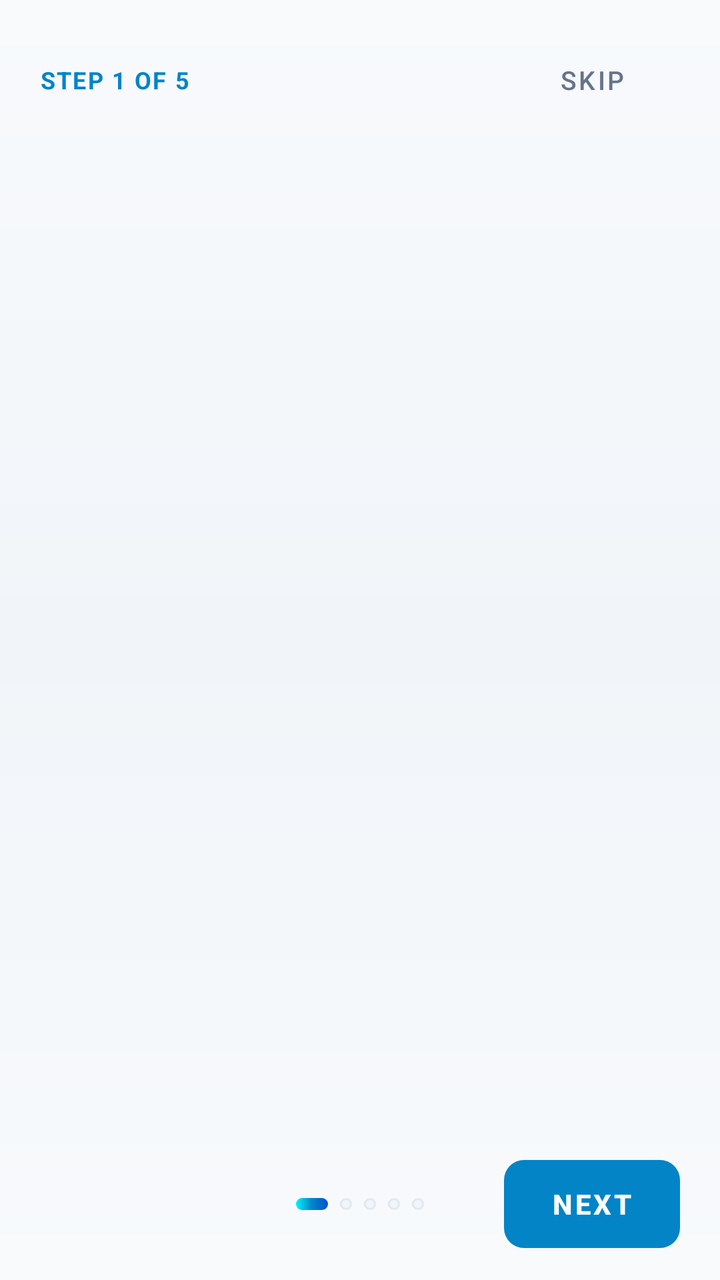
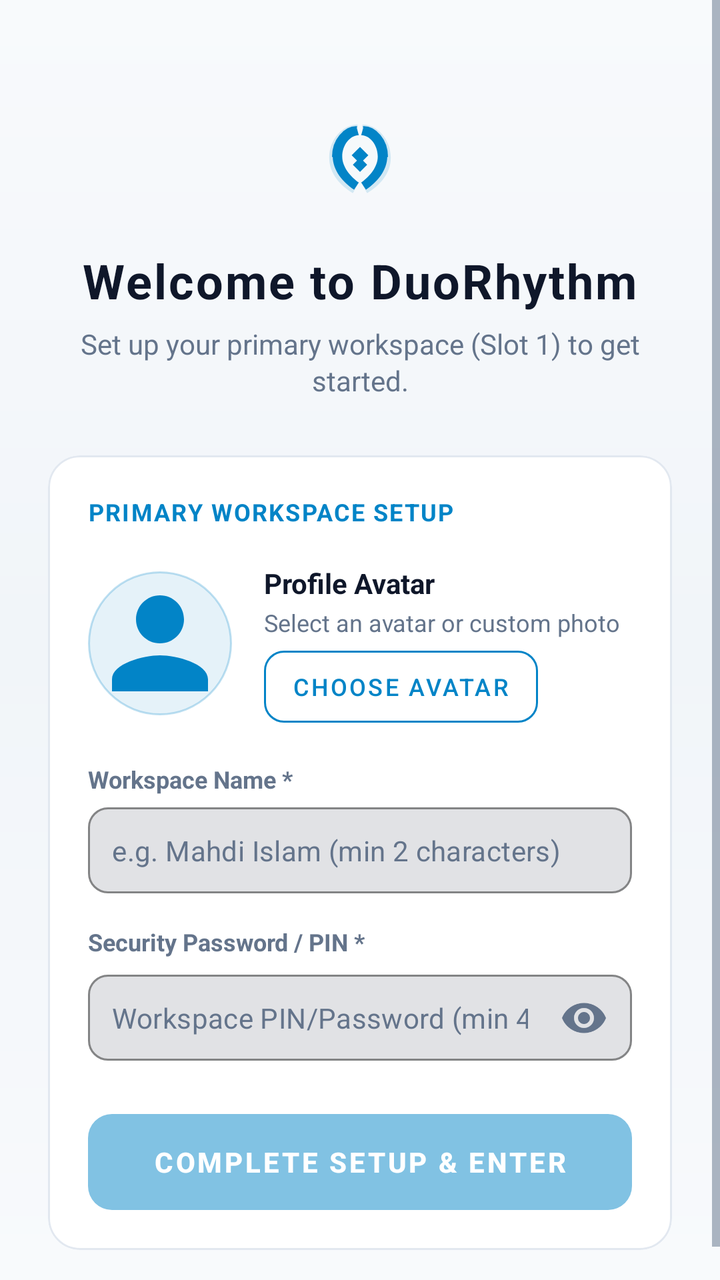

Before-and-after screenshots of an Android layout around one commit, followed by the original layout XML and the change that was made.
<!-- AndroidManifest.xml: application theme Theme.LifeSync -->
<!-- res/layout/activity_onboarding.xml -->
<?xml version="1.0" encoding="utf-8"?>
<LinearLayout xmlns:android="http://schemas.android.com/apk/res/android"
    xmlns:app="http://schemas.android.com/apk/res-auto"
    android:id="@+id/rootOnboarding"
    android:layout_width="match_parent"
    android:layout_height="match_parent"
    android:background="@drawable/bg_ambient_canvas"
    android:orientation="vertical">

    
    <LinearLayout
        android:id="@+id/headerOnboarding"
        android:layout_width="match_parent"
        android:layout_height="wrap_content"
        android:gravity="center_vertical"
        android:paddingHorizontal="20dp"
        android:paddingTop="16dp"
        android:paddingBottom="8dp">

        <TextView
            android:id="@+id/tvOnboardingStep"
            android:layout_width="0dp"
            android:layout_height="wrap_content"
            android:layout_weight="1"
            android:letterSpacing="0.06"
            android:text="STEP 1 OF 5"
            android:textColor="@color/primary"
            android:textSize="12sp"
            android:textStyle="bold" />

        <com.google.android.material.button.MaterialButton
            android:id="@+id/btnOnboardingSkip"
            style="@style/Widget.MaterialComponents.Button.TextButton"
            android:layout_width="wrap_content"
            android:layout_height="wrap_content"
            android:insetTop="0dp"
            android:insetBottom="0dp"
            android:text="Skip"
            android:textColor="@color/text_secondary"
            android:textSize="13sp" />
    </LinearLayout>

    
    <androidx.viewpager2.widget.ViewPager2
        android:id="@+id/viewPagerOnboarding"
        android:layout_width="match_parent"
        android:layout_height="0dp"
        android:layout_weight="1" />

    
    <LinearLayout
        android:id="@+id/dockOnboarding"
        android:layout_width="match_parent"
        android:layout_height="wrap_content"
        android:gravity="center_vertical"
        android:orientation="horizontal"
        android:paddingHorizontal="20dp"
        android:paddingVertical="16dp">

        <com.google.android.material.button.MaterialButton
            android:id="@+id/btnOnboardingBack"
            style="@style/Widget.MaterialComponents.Button.TextButton"
            android:layout_width="wrap_content"
            android:layout_height="44dp"
            android:insetTop="0dp"
            android:insetBottom="0dp"
            android:text="Back"
            android:textColor="@color/text_secondary"
            android:textSize="14sp"
            android:visibility="invisible" />

        
        <LinearLayout
            android:id="@+id/containerDots"
            android:layout_width="0dp"
            android:layout_height="wrap_content"
            android:layout_weight="1"
            android:gravity="center"
            android:orientation="horizontal">

            <View
                android:id="@+id/dot1"
                android:layout_width="16dp"
                android:layout_height="6dp"
                android:layout_marginHorizontal="3dp"
                android:background="@drawable/bg_ocean_pill_btn" />

            <View
                android:id="@+id/dot2"
                android:layout_width="6dp"
                android:layout_height="6dp"
                android:layout_marginHorizontal="3dp"
                android:background="@drawable/bg_glass_squircle_action" />

            <View
                android:id="@+id/dot3"
                android:layout_width="6dp"
                android:layout_height="6dp"
                android:layout_marginHorizontal="3dp"
                android:background="@drawable/bg_glass_squircle_action" />

            <View
                android:id="@+id/dot4"
                android:layout_width="6dp"
                android:layout_height="6dp"
                android:layout_marginHorizontal="3dp"
                android:background="@drawable/bg_glass_squircle_action" />

            <View
                android:id="@+id/dot5"
                android:layout_width="6dp"
                android:layout_height="6dp"
                android:layout_marginHorizontal="3dp"
                android:background="@drawable/bg_glass_squircle_action" />
        </LinearLayout>

        <com.google.android.material.button.MaterialButton
            android:id="@+id/btnOnboardingNext"
            style="@style/Widget.MaterialComponents.Button.UnelevatedButton"
            android:layout_width="wrap_content"
            android:layout_height="44dp"
            android:insetTop="0dp"
            android:insetBottom="0dp"
            android:paddingHorizontal="20dp"
            android:text="Next"
            android:textColor="@color/white"
            android:textSize="14sp"
            android:textStyle="bold"
            app:backgroundTint="@color/primary"
            app:cornerRadius="10dp" />
    </LinearLayout>

</LinearLayout>
<!-- resources referenced by this layout -->
<resources>
  <color name="primary">#0284C7</color>
  <color name="text_secondary">#64748B</color>
  <color name="white">#FFFFFF</color>
  <!-- drawable bg_ambient_canvas (drawable) -->
  <?xml version="1.0" encoding="utf-8"?>
  <shape xmlns:android="http://schemas.android.com/apk/res/android"
      android:shape="rectangle">
      <gradient
          android:angle="270"
          android:startColor="#F8FAFC"
          android:centerColor="#F1F5F9"
          android:endColor="#F8FAFC"
          android:type="linear" />
  </shape>
  <!-- drawable bg_glass_squircle_action (drawable) -->
  <?xml version="1.0" encoding="utf-8"?>
  <ripple xmlns:android="http://schemas.android.com/apk/res/android"
      android:color="#200284C7">
      <item>
          <shape android:shape="rectangle">
              <corners android:radius="16dp" />
              <solid android:color="@color/surface_variant" />
              <stroke
                  android:width="1dp"
                  android:color="@color/card_stroke" />
          </shape>
      </item>
  </ripple>
  <!-- drawable bg_ocean_pill_btn (drawable) -->
  <?xml version="1.0" encoding="utf-8"?>
  <ripple xmlns:android="http://schemas.android.com/apk/res/android"
      android:color="#40FFFFFF">
      <item>
          <shape android:shape="rectangle">
              <corners android:radius="16dp" />
              <gradient
                  android:angle="0"
                  android:startColor="#00F2FE"
                  android:centerColor="#0284C7"
                  android:endColor="#0052CC" />
          </shape>
      </item>
  </ripple>
  <color name="surface_variant">#F1F5F9</color>
  <color name="card_stroke">#E2E8F0</color>
  <color name="primary_variant">#0369A1</color>
  <color name="on_primary">#FFFFFF</color>
  <color name="secondary">#7C3AED</color>
  <color name="secondary_variant">#6D28D9</color>
  <color name="on_secondary">#FFFFFF</color>
  <color name="surface">#FFFFFF</color>
  <color name="text_primary">#0F172A</color>
  <color name="background">#F8FAFC</color>
  <style name="CardElevationRounded" parent="Widget.MaterialComponents.CardView">
          <item name="cardCornerRadius">22dp</item>
          <item name="cardElevation">2dp</item>
          <item name="strokeWidth">1dp</item>
          <item name="strokeColor">@color/card_stroke</item>
          <item name="cardBackgroundColor">@color/surface_card</item>
      </style>
  <style name="DuoRhythmTextView" parent="android:Widget.TextView">
          <item name="android:lineSpacingExtra">2dp</item>
          <item name="android:fontFamily">sans-serif</item>
          <item name="android:includeFontPadding">true</item>
      </style>
  <style name="DuoRhythmEditText" parent="android:Widget.EditText">
          <item name="android:lineSpacingExtra">2dp</item>
          <item name="android:fontFamily">sans-serif</item>
          <item name="android:includeFontPadding">true</item>
          <item name="android:textColor">@color/text_primary</item>
          <item name="android:textColorHint">@color/text_secondary</item>
      </style>
  <color name="surface_card">#FFFFFF</color>
  <!-- unchanged entries left out for length: 1 -->
</resources>

<!-- the commit's change to res/layout/activity_onboarding.xml (unified diff, before → after) -->
@@ -1,133 +1,297 @@
 <?xml version="1.0" encoding="utf-8"?>
-<LinearLayout xmlns:android="http://schemas.android.com/apk/res/android"
+<ScrollView xmlns:android="http://schemas.android.com/apk/res/android"
     xmlns:app="http://schemas.android.com/apk/res-auto"
     android:id="@+id/rootOnboarding"
     android:layout_width="match_parent"
     android:layout_height="match_parent"
     android:background="@drawable/bg_ambient_canvas"
-    android:orientation="vertical">
-
-    
+    android:fillViewport="true">
+
     <LinearLayout
-        android:id="@+id/headerOnboarding"
         android:layout_width="match_parent"
         android:layout_height="wrap_content"
-        android:gravity="center_vertical"
-        android:paddingHorizontal="20dp"
-        android:paddingTop="16dp"
-        android:paddingBottom="8dp">
+        android:gravity="center_horizontal"
+        android:orientation="vertical"
+        android:paddingHorizontal="24dp"
+        android:paddingVertical="32dp">
+
+        
+        <ImageView
+            android:layout_width="64dp"
+            android:layout_height="64dp"
+            android:layout_marginTop="16dp"
+            android:src="@drawable/ic_launcher_foreground"
+            app:tint="@color/primary" />
 
         <TextView
-            android:id="@+id/tvOnboardingStep"
-            android:layout_width="0dp"
-            android:layout_height="wrap_content"
-            android:layout_weight="1"
-            android:letterSpacing="0.06"
-            android:text="STEP 1 OF 5"
-            android:textColor="@color/primary"
-            android:textSize="12sp"
-            android:textStyle="bold" />
-
-        <com.google.android.material.button.MaterialButton
-            android:id="@+id/btnOnboardingSkip"
-            style="@style/Widget.MaterialComponents.Button.TextButton"
             android:layout_width="wrap_content"
             android:layout_height="wrap_content"
-            android:insetTop="0dp"
-            android:insetBottom="0dp"
-            android:text="Skip"
+            android:layout_marginTop="12dp"
+            android:letterSpacing="0.04"
+            android:text="Welcome to DuoRhythm"
+            android:textColor="@color/text_primary"
+            android:textSize="24sp"
+            android:textStyle="bold" />
+
+        <TextView
+            android:layout_width="wrap_content"
+            android:layout_height="wrap_content"
+            android:layout_marginTop="6dp"
+            android:gravity="center"
+            android:text="Set up your primary workspace (Slot 1) to get started."
             android:textColor="@color/text_secondary"
-            android:textSize="13sp" />
-    </LinearLayout>
-
-    
-    <androidx.viewpager2.widget.ViewPager2
-        android:id="@+id/viewPagerOnboarding"
-        android:layout_width="match_parent"
-        android:layout_height="0dp"
-        android:layout_weight="1" />
-
-    
-    <LinearLayout
-        android:id="@+id/dockOnboarding"
-        android:layout_width="match_parent"
-        android:layout_height="wrap_content"
-        android:gravity="center_vertical"
-        android:orientation="horizontal"
-        android:paddingHorizontal="20dp"
-        android:paddingVertical="16dp">
-
-        <com.google.android.material.button.MaterialButton
-            android:id="@+id/btnOnboardingBack"
-            style="@style/Widget.MaterialComponents.Button.TextButton"
-            android:layout_width="wrap_content"
-            android:layout_height="44dp"
-            android:insetTop="0dp"
-            android:insetBottom="0dp"
-            android:text="Back"
-            android:textColor="@color/text_secondary"
-            android:textSize="14sp"
-            android:visibility="invisible" />
+            android:textSize="14sp" />
+
+        
+        <com.google.android.material.card.MaterialCardView
+            android:layout_width="match_parent"
+            android:layout_height="wrap_content"
+            android:layout_marginTop="28dp"
+            app:cardBackgroundColor="@color/surface_card"
+            app:cardCornerRadius="16dp"
+            app:cardElevation="0dp"
+            app:strokeColor="@color/card_stroke"
+            app:strokeWidth="1dp">
+
+            <LinearLayout
+                android:layout_width="match_parent"
+                android:layout_height="wrap_content"
+                android:orientation="vertical"
+                android:padding="20dp">
+
+                <TextView
+                    android:layout_width="wrap_content"
+                    android:layout_height="wrap_content"
+                    android:letterSpacing="0.06"
+                    android:text="PRIMARY WORKSPACE SETUP"
+                    android:textColor="@color/primary"
+                    android:textSize="12sp"
+                    android:textStyle="bold" />
+
+                
+                <LinearLayout
+                    android:layout_width="match_parent"
+                    android:layout_height="wrap_content"
+                    android:layout_marginTop="18dp"
+                    android:gravity="center_vertical"
+                    android:orientation="horizontal">
+
+                    <FrameLayout
+                        android:layout_width="72dp"
+                        android:layout_height="72dp">
+
+                        <ImageView
+                            android:id="@+id/ivAvatarPreview"
+                            android:layout_width="72dp"
+                            android:layout_height="72dp"
+                            android:background="@drawable/bg_avatar_circle"
+                            android:clickable="true"
+                            android:contentDescription="Avatar Preview"
+                            android:focusable="true"
+                            android:scaleType="centerCrop"
+                            android:src="@drawable/ic_person"
+                            app:tint="@color/neon_cyan" />
+                    </FrameLayout>
+
+                    <LinearLayout
+                        android:layout_width="0dp"
+                        android:layout_height="wrap_content"
+                        android:layout_marginStart="16dp"
+                        android:layout_weight="1"
+                        android:orientation="vertical">
+
+                        <TextView
+                            android:layout_width="wrap_content"
+                            android:layout_height="wrap_content"
+                            android:text="Profile Avatar"
+                            android:textColor="@color/text_primary"
+                            android:textSize="14sp"
+                            android:textStyle="bold" />
+
+                        <TextView
+                            android:layout_width="wrap_content"
+                            android:layout_height="wrap_content"
+                            android:layout_marginTop="2dp"
+                            android:text="Select an avatar or custom photo"
+                            android:textColor="@color/text_secondary"
+                            android:textSize="12sp" />
+
+                        <com.google.android.material.button.MaterialButton
+                            android:id="@+id/btnChooseAvatar"
+                            style="@style/Widget.MaterialComponents.Button.OutlinedButton"
+                            android:layout_width="wrap_content"
+                            android:layout_height="36dp"
+                            android:layout_marginTop="6dp"
+                            android:insetTop="0dp"
+                            android:insetBottom="0dp"
+                            android:paddingHorizontal="14dp"
+                            android:text="Choose Avatar"
+                            android:textColor="@color/primary"
+                            android:textSize="12sp"
+                            app:cornerRadius="10dp"
+                            app:strokeColor="@color/primary"
+                            app:strokeWidth="1dp" />
+                    </LinearLayout>
+                </LinearLayout>
+
+                
+                <TextView
+                    android:layout_width="wrap_content"
+                    android:layout_height="wrap_content"
+                    android:layout_marginTop="20dp"
+                    android:text="Workspace Name *"
+                    android:textColor="@color/text_secondary"
+                    android:textSize="12sp"
+                    android:textStyle="bold" />
+
+                <com.google.android.material.textfield.TextInputLayout
+                    android:layout_width="match_parent"
+                    android:layout_height="wrap_content"
+                    android:layout_marginTop="6dp"
+                    app:boxBackgroundMode="outline"
+                    app:boxCornerRadiusBottomEnd="10dp"
+                    app:boxCornerRadiusBottomStart="10dp"
+                    app:boxCornerRadiusTopEnd="10dp"
+                    app:boxCornerRadiusTopStart="10dp"
+                    app:boxStrokeColor="@color/primary"
+                    app:hintEnabled="false">
+
+                    <com.google.android.material.textfield.TextInputEditText
+                        android:id="@+id/etUserName"
+                        android:layout_width="match_parent"
+                        android:layout_height="wrap_content"
+                        android:hint="e.g. Mahdi Islam (min 2 characters)"
+                        android:imeOptions="actionNext"
+                        android:inputType="textPersonName"
+                        android:padding="12dp"
+                        android:textColor="@color/text_primary"
+                        android:textColorHint="@color/text_secondary"
+                        android:textSize="14sp" />
+                </com.google.android.material.textfield.TextInputLayout>
+
+                
+                <TextView
+                    android:layout_width="wrap_content"
+                    android:layout_height="wrap_content"
+                    android:layout_marginTop="16dp"
+                    android:text="Security Password / PIN *"
+                    android:textColor="@color/text_secondary"
+                    android:textSize="12sp"
+                    android:textStyle="bold" />
+
+                <com.google.android.material.textfield.TextInputLayout
+                    android:layout_width="match_parent"
+                    android:layout_height="wrap_content"
+                    android:layout_marginTop="6dp"
+                    app:boxBackgroundMode="outline"
+                    app:boxCornerRadiusBottomEnd="10dp"
+                    app:boxCornerRadiusBottomStart="10dp"
+                    app:boxCornerRadiusTopEnd="10dp"
+                    app:boxCornerRadiusTopStart="10dp"
+                    app:boxStrokeColor="@color/primary"
+                    app:hintEnabled="false"
+                    app:passwordToggleEnabled="true"
+                    app:passwordToggleTint="@color/text_secondary">
+
+                    <com.google.android.material.textfield.TextInputEditText
+                        android:id="@+id/etUserPassword"
+                        android:layout_width="match_parent"
+                        android:layout_height="wrap_content"
+                        android:hint="Workspace PIN/Password (min 4 characters)"
+                        android:imeOptions="actionDone"
+                        android:inputType="textPassword"
+                        android:padding="12dp"
+                        android:textColor="@color/text_primary"
+                        android:textColorHint="@color/text_secondary"
+                        android:textSize="14sp" />
+                </com.google.android.material.textfield.TextInputLayout>
+
+                
+                <com.google.android.material.button.MaterialButton
+                    android:id="@+id/btnCompleteOnboarding"
+                    style="@style/Widget.MaterialComponents.Button.UnelevatedButton"
+                    android:layout_width="match_parent"
+                    android:layout_height="48dp"
+                    android:layout_marginTop="24dp"
+                    android:alpha="0.5"
+                    android:enabled="false"
+                    android:insetTop="0dp"
+                    android:insetBottom="0dp"
+                    android:text="COMPLETE SETUP &amp; ENTER"
+                    android:textColor="@color/white"
+                    android:textSize="14sp"
+                    android:textStyle="bold"
+                    app:backgroundTint="@color/primary"
+                    app:cornerRadius="12dp" />
+
+            </LinearLayout>
+        </com.google.android.material.card.MaterialCardView>
 
         
         <LinearLayout
-            android:id="@+id/containerDots"
+            android:id="@+id/headerOnboarding"
             android:layout_width="0dp"
-            android:layout_height="wrap_content"
-            android:layout_weight="1"
-            android:gravity="center"
-            android:orientation="horizontal">
+            android:layout_height="0dp"
+            android:visibility="gone">
+
+            <TextView
+                android:id="@+id/tvOnboardingStep"
+                android:layout_width="wrap_content"
+                android:layout_height="wrap_content" />
+
+            <Button
+                android:id="@+id/btnOnboardingSkip"
+                android:layout_width="wrap_content"
+                android:layout_height="wrap_content" />
+        </LinearLayout>
+
+        <androidx.viewpager2.widget.ViewPager2
+            android:id="@+id/viewPagerOnboarding"
+            android:layout_width="0dp"
+            android:layout_height="0dp"
+            android:visibility="gone" />
+
+        <LinearLayout
+            android:id="@+id/dockOnboarding"
+            android:layout_width="0dp"
+            android:layout_height="0dp"
+            android:visibility="gone">
+
+            <Button
+                android:id="@+id/btnOnboardingBack"
+                android:layout_width="wrap_content"
+                android:layout_height="wrap_content" />
 
             <View
                 android:id="@+id/dot1"
-                android:layout_width="16dp"
-                android:layout_height="6dp"
-                android:layout_marginHorizontal="3dp"
-                android:background="@drawable/bg_ocean_pill_btn" />
+                android:layout_width="1dp"
+                android:layout_height="1dp" />
 
             <View
                 android:id="@+id/dot2"
-                android:layout_width="6dp"
-                android:layout_height="6dp"
-                android:layout_marginHorizontal="3dp"
-                android:background="@drawable/bg_glass_squircle_action" />
+                android:layout_width="1dp"
+                android:layout_height="1dp" />
 
             <View
                 android:id="@+id/dot3"
-                android:layout_width="6dp"
-                android:layout_height="6dp"
-                android:layout_marginHorizontal="3dp"
-                android:background="@drawable/bg_glass_squircle_action" />
+                android:layout_width="1dp"
+                android:layout_height="1dp" />
 
             <View
                 android:id="@+id/dot4"
-                android:layout_width="6dp"
-                android:layout_height="6dp"
-                android:layout_marginHorizontal="3dp"
-                android:background="@drawable/bg_glass_squircle_action" />
+                android:layout_width="1dp"
+                android:layout_height="1dp" />
 
             <View
                 android:id="@+id/dot5"
-                android:layout_width="6dp"
-                android:layout_height="6dp"
-                android:layout_marginHorizontal="3dp"
-                android:background="@drawable/bg_glass_squircle_action" />
+                android:layout_width="1dp"
+                android:layout_height="1dp" />
+
+            <Button
+                android:id="@+id/btnOnboardingNext"
+                android:layout_width="wrap_content"
+                android:layout_height="wrap_content" />
         </LinearLayout>
 
-        <com.google.android.material.button.MaterialButton
-            android:id="@+id/btnOnboardingNext"
-            style="@style/Widget.MaterialComponents.Button.UnelevatedButton"
-            android:layout_width="wrap_content"
-            android:layout_height="44dp"
-            android:insetTop="0dp"
-            android:insetBottom="0dp"
-            android:paddingHorizontal="20dp"
-            android:text="Next"
-            android:textColor="@color/white"
-            android:textSize="14sp"
-            android:textStyle="bold"
-            app:backgroundTint="@color/primary"
-            app:cornerRadius="10dp" />
     </LinearLayout>
-
-</LinearLayout>
+</ScrollView>
<!-- resource entries referenced after the edit -->
@@ -14,37 +14,28 @@
           android:endColor="#F8FAFC"
           android:type="linear" />
   </shape>
-  <!-- drawable bg_glass_squircle_action (drawable) -->
+  <!-- drawable bg_avatar_circle (drawable) -->
   <?xml version="1.0" encoding="utf-8"?>
-  <ripple xmlns:android="http://schemas.android.com/apk/res/android"
-      android:color="#200284C7">
-      <item>
-          <shape android:shape="rectangle">
-              <corners android:radius="16dp" />
-              <solid android:color="@color/surface_variant" />
-              <stroke
-                  android:width="1dp"
-                  android:color="@color/card_stroke" />
-          </shape>
-      </item>
-  </ripple>
-  <!-- drawable bg_ocean_pill_btn (drawable) -->
-  <?xml version="1.0" encoding="utf-8"?>
-  <ripple xmlns:android="http://schemas.android.com/apk/res/android"
-      android:color="#40FFFFFF">
-      <item>
-          <shape android:shape="rectangle">
-              <corners android:radius="16dp" />
-              <gradient
-                  android:angle="0"
-                  android:startColor="#00F2FE"
-                  android:centerColor="#0284C7"
-                  android:endColor="#0052CC" />
-          </shape>
-      </item>
-  </ripple>
-  <color name="surface_variant">#F1F5F9</color>
+  <shape xmlns:android="http://schemas.android.com/apk/res/android"
+      android:shape="oval">
+      <solid android:color="#1A0284C7" />
+      <stroke
+          android:width="1dp"
+          android:color="#400284C7" />
+  </shape>
+  <!-- drawable ic_launcher_foreground: vector/xml drawable (drawable, 2988 chars, omitted) -->
+  <!-- drawable ic_person (drawable) -->
+  <vector xmlns:android="http://schemas.android.com/apk/res/android"
+      android:width="24dp"
+      android:height="24dp"
+      android:viewportWidth="24"
+      android:viewportHeight="24">
+      <path
+          android:fillColor="@color/neon_cyan"
+          android:pathData="M12,12c2.21,0 4,-1.79 4,-4s-1.79,-4 -4,-4 -4,1.79 -4,4 1.79,4 4,4zm0,2c-2.67,0 -8,1.34 -8,4v2h16v-2c0,-2.66 -5.33,-4 -8,-4z"/>
+  </vector>
   <color name="card_stroke">#E2E8F0</color>
+  <color name="neon_cyan">#0284C7</color>
   <color name="primary_variant">#0369A1</color>
   <color name="on_primary">#FFFFFF</color>
   <color name="secondary">#7C3AED</color>
